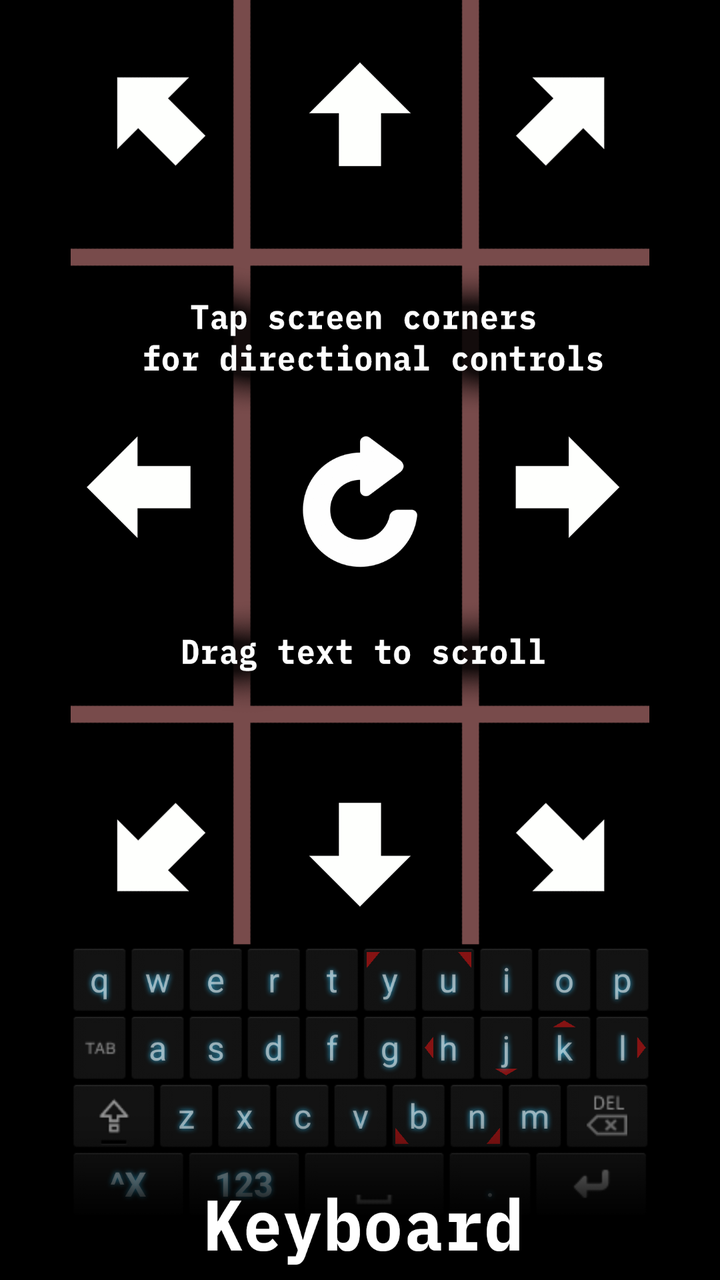
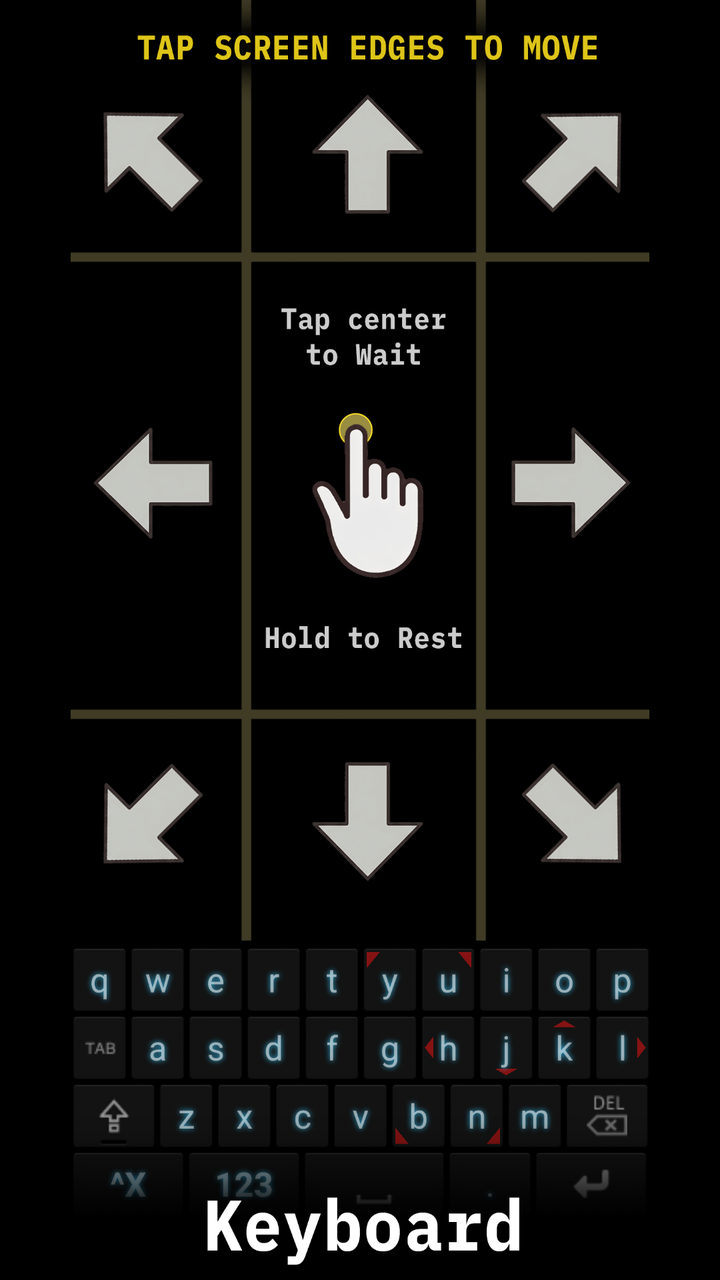

The first picture is an Android layout as it rendered before a commit; the second is the same layout after the commit. The layout source and the unified diff follow.
<!-- AndroidManifest.xml: activity theme android:Theme.Black.NoTitleBar.Fullscreen -->
<!-- res/layout/activity_controls_info.xml -->
<?xml version="1.0" encoding="utf-8"?>
<FrameLayout xmlns:android="http://schemas.android.com/apk/res/android"
    android:layout_width="match_parent"
    android:layout_height="match_parent"
    android:background="@android:color/black"
    android:clickable="true"
    android:focusable="true"
    android:id="@+id/controls_info_root">

    <ImageView
        android:layout_width="match_parent"
        android:layout_height="match_parent"
        android:layout_gravity="center"
        android:scaleType="fitCenter"
        android:src="@drawable/controls_info" />

</FrameLayout>
<!-- resources referenced by this layout -->
<resources>
  <!-- drawable controls_info: png bitmap (drawable, 257287 bytes) -->
</resources>

<!-- the commit's change to res/layout/activity_controls_info.xml (unified diff, before → after) -->
@@ -8,6 +8,7 @@
     android:id="@+id/controls_info_root">
 
     <ImageView
+        android:id="@+id/controls_info_image"
         android:layout_width="match_parent"
         android:layout_height="match_parent"
         android:layout_gravity="center"
<!-- resource entries referenced after the edit -->
@@ -1,5 +1,5 @@
 <!-- resources referenced by this layout -->
 <resources>
-  <!-- drawable controls_info: png bitmap (drawable, 257287 bytes) -->
+  <!-- drawable controls_info: png bitmap (drawable, 462262 bytes) -->
 </resources>
 
